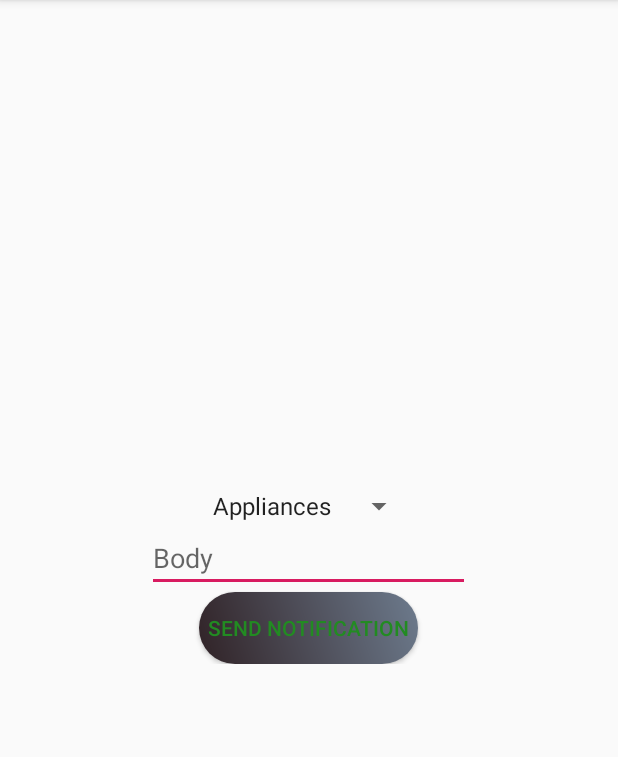
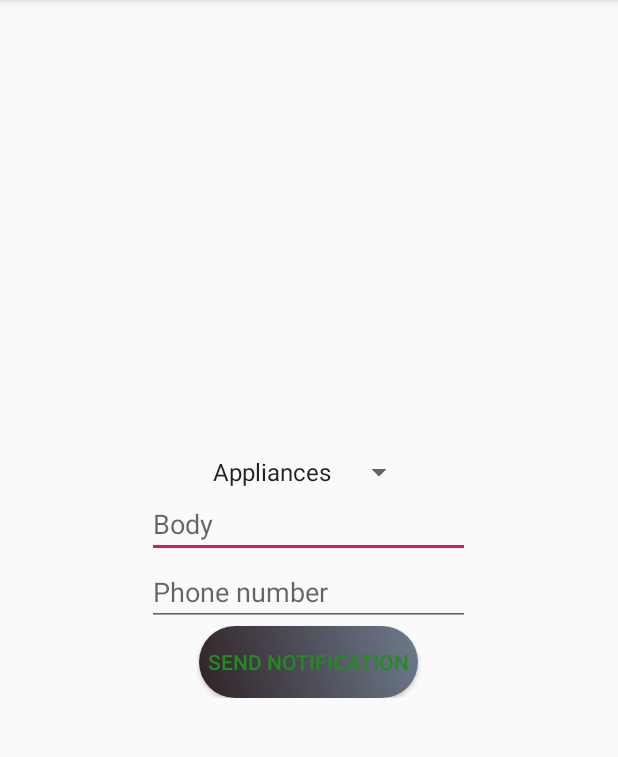
Before and after one commit to mvassos/ecoBuddy, an Android app: the ApplianceReminder screen opened directly, with no data from a screen before it, on a phone screen of 412 x 824 dp, the part 84-841 px from its top. Run offline under Robolectric (Android 15) with nearby library versions, the phone set to English and light mode, and no system bars.

Commit message:
finishing up the UI

```diff
--- a/app/src/main/AndroidManifest.xml
+++ b/app/src/main/AndroidManifest.xml
@@ -7,6 +7,7 @@
     <uses-permission android:name="android.permission.ACCESS_FINE_LOCATION" />
     <uses-permission android:name="android.permission.READ_CALENDAR" />
     <uses-permission android:name="android.permission.WRITE_CALENDAR" />
+    <uses-permission android:name="android.permission.SEND_SMS"/>
 
     <application
         android:allowBackup="true"
--- a/app/src/main/res/layout/activity_enter_bills.xml
+++ b/app/src/main/res/layout/activity_enter_bills.xml
@@ -40,6 +40,7 @@
         android:id="@+id/button_trackBill"
         android:layout_width="wrap_content"
         android:layout_height="wrap_content"
+        android:background="@drawable/oval_button_shape"
         android:text="Track Bill"
         android:textColor="@color/ForestGreen" />
 
--- a/app/src/main/res/layout/appliance_reminder_activity.xml
+++ b/app/src/main/res/layout/appliance_reminder_activity.xml
@@ -39,6 +39,17 @@
             app:layout_constraintBottom_toTopOf="@+id/sendnotification_button"
             app:layout_constraintEnd_toEndOf="parent"
             app:layout_constraintStart_toStartOf="parent" />
+        <EditText
+            android:id="@+id/phone_number_field"
+            android:layout_width="215dp"
+            android:layout_height="wrap_content"
+
+            android:ems="10"
+            android:hint="Phone number"
+            android:singleLine="false"
+            app:layout_constraintBottom_toTopOf="@+id/sendnotification_button"
+            app:layout_constraintEnd_toEndOf="parent"
+            app:layout_constraintStart_toStartOf="parent" />
 
         <Button
             android:id="@+id/sendnotification_button"
--- a/app/src/main/res/layout/data_analytics_activity.xml
+++ b/app/src/main/res/layout/data_analytics_activity.xml
@@ -25,6 +25,7 @@
             android:id="@+id/button_view_showerData"
             android:layout_width="wrap_content"
             android:layout_height="wrap_content"
+            android:background="@drawable/oval_button_shape"
             android:text="Shower"
             android:textColor="@color/ForestGreen" />
 
@@ -32,6 +33,7 @@
             android:id="@+id/button_view_billData"
             android:layout_width="wrap_content"
             android:layout_height="wrap_content"
+            android:background="@drawable/oval_button_shape"
             android:text="Bills"
             android:textColor="@color/ForestGreen" />
 
```
Also changed, not shown: app/src/main/java/ecobuddy/cmps121/ecobuddy/ApplianceReminder.java (+43 -1 lines), app/src/main/java/ecobuddy/cmps121/ecobuddy/MainActivity.java (+25 -0 lines).
